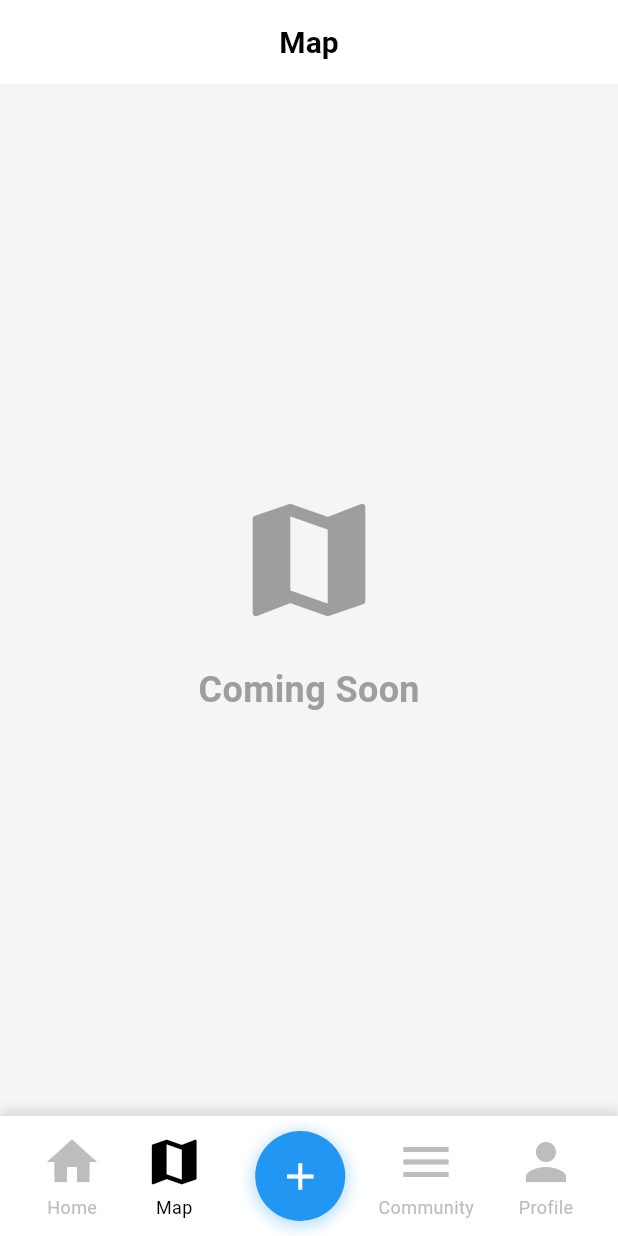
After one commit to mohnish-sharma/spotto, a Flutter app: the MapScreen screen opened directly, on a phone screen of 412 x 824 dp. The commit adds this screen. Run offline on Flutter 3.47's test engine with Material 3 defaults, Android fonts, the phone set to English and light mode, and no system bars; our stand-ins replace cloud_firestore, firebase_auth, firebase_storage, image_picker; accounts and stored records are empty.

Commit message:
add placeholder to map
mapbox integration was not working consistently

```diff
--- a/spotto/lib/navbar_widget.dart
+++ b/spotto/lib/navbar_widget.dart
@@ -3,6 +3,7 @@ import 'screens/collections_screen.dart';
 import 'screens/profile_screen.dart';
 import 'screens/spotto_home_screen.dart';
 import 'screens/car_creation_screen.dart';
+import 'screens/map_screen.dart';
 
 class CustomBottomNavBar extends StatelessWidget {
   final int currentIndex;
@@ -114,6 +115,12 @@ class CustomBottomNavBar extends StatelessWidget {
         }
         break;
       case 'Map':
+        if (currentIndex != 1) {
+          Navigator.pushReplacement(
+            context,
+            MaterialPageRoute(builder: (context) => const MapScreen()),
+          );
+        }
         break;
       case 'Community':
         if (currentIndex != 2) {
--- /dev/null
+++ b/spotto/lib/screens/map_screen.dart
@@ -0,0 +1,48 @@
+import 'package:flutter/material.dart';
+import '../navbar_widget.dart';
+
+class MapScreen extends StatelessWidget {
+  const MapScreen({Key? key}) : super(key: key);
+
+  @override
+  Widget build(BuildContext context) {
+    return Scaffold(
+      backgroundColor: Colors.grey[100],
+      appBar: AppBar(
+        backgroundColor: Colors.white,
+        elevation: 0,
+        title: const Text(
+          'Map',
+          style: TextStyle(
+            color: Colors.black,
+            fontSize: 20,
+            fontWeight: FontWeight.bold,
+          ),
+        ),
+        centerTitle: true,
+      ),
+      body: const Center(
+        child: Column(
+          mainAxisAlignment: MainAxisAlignment.center,
+          children: [
+            Icon(
+              Icons.map,
+              size: 100,
+              color: Colors.grey,
+            ),
+            SizedBox(height: 20),
+            Text(
+              'Coming Soon',
+              style: TextStyle(
+                fontSize: 24,
+                color: Colors.grey,
+                fontWeight: FontWeight.bold,
+              ),
+            ),
+          ],
+        ),
+      ),
+      bottomNavigationBar: const CustomBottomNavBar(currentIndex: 1),
+    );
+  }
+}
```
